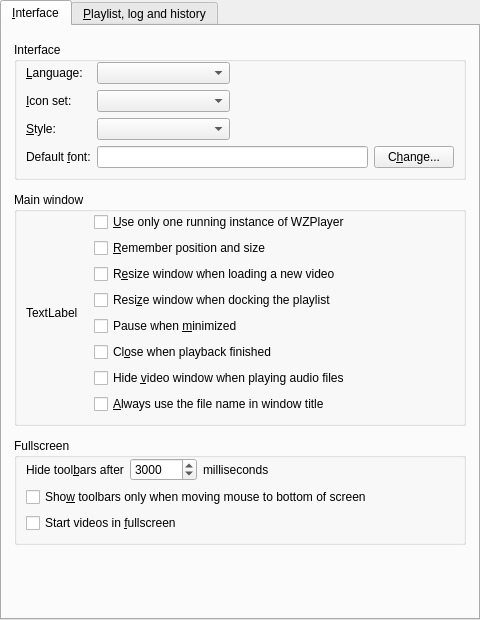
First picture: the form in src/gui/pref/interface.ui, repository wilbert2000/wzplayer, before the edit.
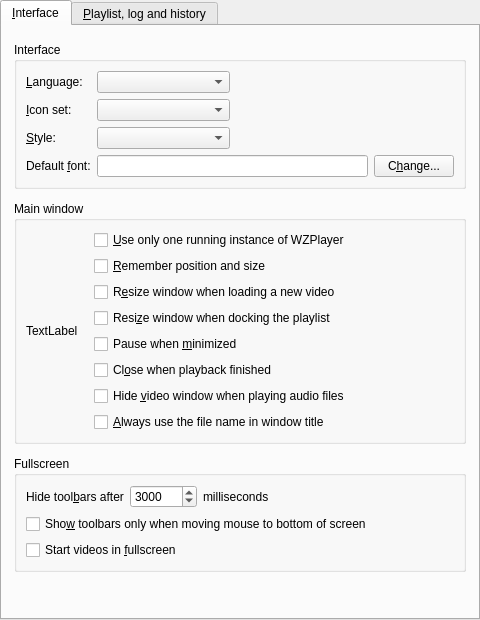
Second picture: the form after the edit. Custom widgets are drawn as their Qt base class.

Commit message: Removed override top margin from group boxes preferences dialog

What changed in the file:
```diff
--- a/src/gui/pref/interface.ui
+++ b/src/gui/pref/interface.ui
@@ -51,9 +51,6 @@
           <bool>true</bool>
          </property>
          <layout class="QVBoxLayout" name="verticalLayout_6">
-          <property name="topMargin">
-           <number>0</number>
-          </property>
           <item>
            <layout class="QGridLayout" name="gridLayout">
             <item row="0" column="0">
@@ -179,9 +176,6 @@
           <property name="spacing">
            <number>16</number>
           </property>
-          <property name="topMargin">
-           <number>0</number>
-          </property>
           <item>
            <widget class="QLabel" name="instances_icon">
             <property name="text">
@@ -280,9 +274,6 @@
           <bool>true</bool>
          </property>
          <layout class="QVBoxLayout" name="verticalLayout_4">
-          <property name="topMargin">
-           <number>0</number>
-          </property>
           <item>
            <layout class="QHBoxLayout" name="horizontalLayout_4">
             <property name="bottomMargin">
```
Left out of the diff: 9 changed lines with no effect on the pictures. The commit also changes 7 other files.
